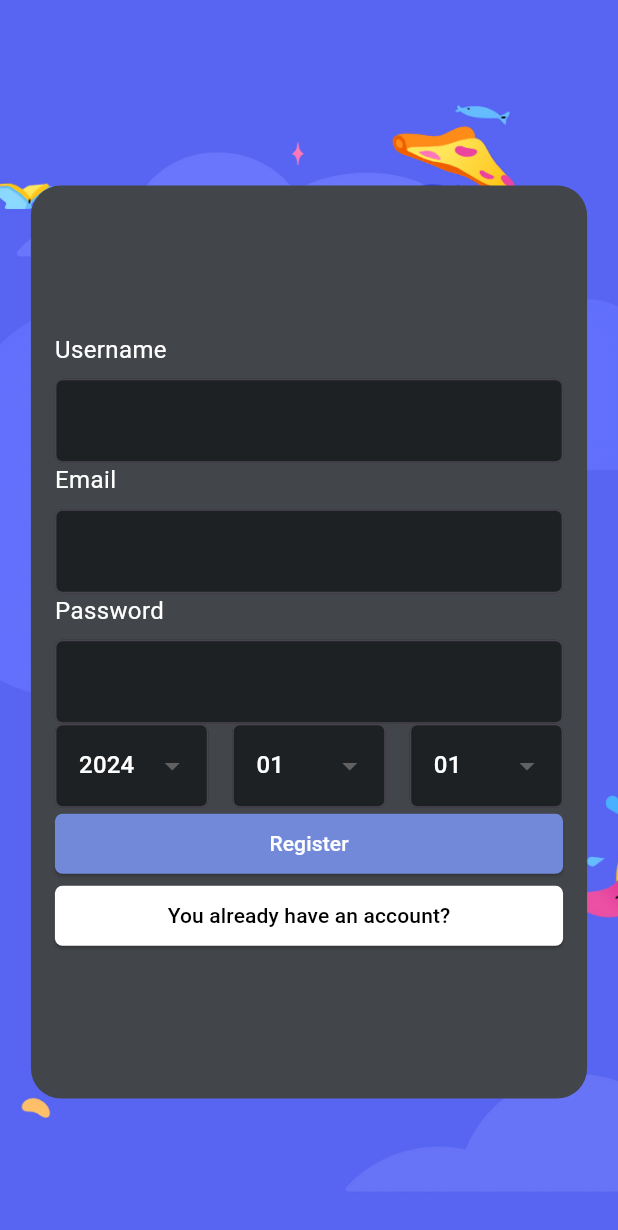
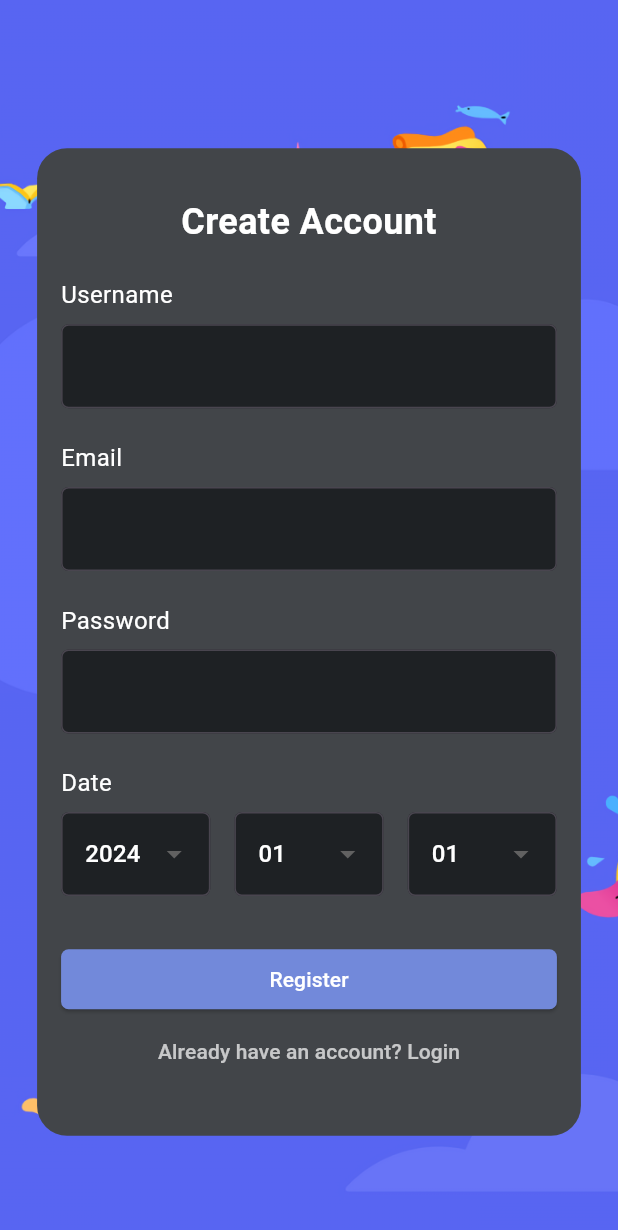
Before and after one commit to sillonjeu/Discord-Front, a Flutter app: the screen it shows after launch, after a tap on "Signup", on a phone screen of 412 x 824 dp. Shown: the top 1230 px of the screen. Run offline on Flutter 3.47's test engine with Material 3 defaults, Android fonts, the light colour scheme and no system bars; our stand-ins replace image_picker, shared_preferences.

Commit message:
feat: 코드 리팩토링(로그인, 회원가입 화면 일단 완료?)

```diff
--- a/lib/auth/custom_widets.dart
+++ b/lib/auth/custom_widets.dart
@@ -19,9 +19,9 @@ class CustomContainer extends StatelessWidget {
   @override
   Widget build(BuildContext context) {
     var screenSize = MediaQuery.of(context).size;
-    // 화면 높이와 너비의 10%를 마진으로 설정합니다.
-    var verticalMargin = screenSize.height * 0.15;
-    var horizontalMargin = screenSize.width * 0.05;
+    // 마진 설정하는 부분
+    var verticalMargin = screenSize.height * 0.12;
+    var horizontalMargin = screenSize.width * 0.06;
 
     return Container(
       margin: EdgeInsets.symmetric(
@@ -160,7 +160,8 @@ class CustomWidgets {
   }
 }
 
-// 커스텀 날짜 고르기
+// 커스텀 날짜
+// 커스텀 날짜 선택 드롭다운
 class CustomDatePickerDropdown extends StatelessWidget {
   final List<String> yearsList;
   final String selectedYear;
@@ -182,20 +183,36 @@ class CustomDatePickerDropdown extends StatelessWidget {
 
   @override
   Widget build(BuildContext context) {
-    return Row(
+    return Column(
+      crossAxisAlignment: CrossAxisAlignment.start,
+      children: [
+        Text('Date', style: TextStyle(color: Colors.white, fontSize: 16.0)),
+        SizedBox(height: 8.0),
+        Row(
           children: [
             Expanded(
-          child: _buildDropdown(yearsList, selectedYear, onYearChanged),
+              child: _buildDropdownWithTheme(yearsList, selectedYear, onYearChanged, context),
             ),
             SizedBox(width: 16.0),
             Expanded(
-          child: _buildDropdown(_generateMonths(), selectedMonth, onMonthChanged),
+              child: _buildDropdownWithTheme(_generateMonths(), selectedMonth, onMonthChanged, context),
             ),
             SizedBox(width: 16.0),
             Expanded(
-          child: _buildDropdown(_generateDays(selectedYear, selectedMonth), selectedDay, onDayChanged),
+              child: _buildDropdownWithTheme(_generateDays(selectedYear, selectedMonth), selectedDay, onDayChanged, context),
             ),
           ],
+        ),
+      ],
+    );
+  }
+
+  Widget _buildDropdownWithTheme(List<String> items, String selectedValue, ValueChanged<String?> onChanged, BuildContext context) {
+    return Theme(
+      data: Theme.of(context).copyWith(
+        canvasColor: Palette.blackColor4, // 드롭다운 메뉴의 배경색을 검은색으로 설정
+      ),
+      child: _buildDropdown(items, selectedValue, onChanged),
     );
   }
 
@@ -206,7 +223,7 @@ class CustomDatePickerDropdown extends StatelessWidget {
       items: items.map((String value) {
         return DropdownMenuItem<String>(
           value: value,
-          child: Text(value, style: TextStyle(color: Colors.white)),
+          child: Text(value, style: TextStyle(color: Colors.white)), // 드롭다운 항목의 텍스트 색상을 흰색으로 설정
         );
       }).toList(),
       decoration: InputDecoration(
--- a/lib/screen/create_server_page.dart
+++ b/lib/screen/create_server_page.dart
@@ -84,7 +84,7 @@ class _CreateServerPageState extends State<CreateServerPage> {
                 child: ClipOval(
                   child: _image != null
                       ? Image.file(_image!, width: 100, height: 100, fit: BoxFit.cover)
-                      : Image.asset('lib/assets/default_server_image.png', width: 100, height: 100, fit: BoxFit.cover),
+                      : Image.asset('asset/img/default_server_image.png', width: 100, height: 100, fit: BoxFit.cover),
                 ),
               ),
             ),
--- a/lib/screen/login_screen.dart
+++ b/lib/screen/login_screen.dart
@@ -30,7 +30,7 @@ class _LoginScreenState extends State<LoginScreen> {
       return;
     }
 
-    // 네트워크 요청을 AuthService를 통해 실행
+    // backend_auth 참조 -> login
     final result = await AuthService.login(email, password);
 
     if (result.containsKey('accessToken') && result.containsKey('refreshToken')) {
@@ -72,16 +72,17 @@ class _LoginScreenState extends State<LoginScreen> {
                     mainAxisAlignment: MainAxisAlignment.center,
                     children: <Widget>[
                       Flexible(
-                        flex: 1, // Welcome 텍스트에 할당할 공간의 비율
+                        flex: 2, // 이미지에 할당할 공간의 비율
                         child: Container(
                           width: double.infinity,
-                          child: Text(
-                            'Welcome!',
-                            textAlign: TextAlign.center,
-                            style: TextStyle(color: Colors.white, fontSize: 20.0, fontWeight: FontWeight.bold),
+                          height: 100.0, // 이미지의 높이 설정
+                          child: Image.asset(
+                            'asset/img/default_server_image.png',
+                            fit: BoxFit.contain,
                           ),
                         ),
                       ),
+                      SizedBox(height: 25),
                       Flexible(
                         flex: 2, // Email 입력 필드에 할당할 공간의 비율
                         child: CustomTextFormField(
@@ -98,15 +99,16 @@ class _LoginScreenState extends State<LoginScreen> {
                           obscureText: true,
                         ),
                       ),
+                      SizedBox(height: 30),
                       Flexible(
-                        flex: 2, // Login 버튼에 할당할 공간의 비율
+                        flex: 1, // Login 버튼에 할당할 공간의 비율
                         child: CustomElevatedButton(
                           label: 'Login',
                           onPressed: _login,
                         ),
                       ),
                       Flexible(
-                        flex: 2, // Signup 버튼에 할당할 공간의 비율
+                        flex: 1, // Signup 버튼에 할당할 공간의 비율
                         child: CustomElevatedButton(
                           label: 'Signup',
                           onPressed: _signup,
--- a/lib/screen/signup_screen.dart
+++ b/lib/screen/signup_screen.dart
@@ -1,6 +1,5 @@
 import 'package:flutter/material.dart';
-import '../config/palette.dart';
-import '../config/baseurl.dart';
+import 'package:discord_front/config/palette.dart';
 import 'package:discord_front/auth/custom_widets.dart';
 import 'package:discord_front/auth/backend_auth.dart';
 import 'emailverify_screen.dart';
@@ -21,8 +20,6 @@ class _SignupScreenState extends State<SignupScreen> {
   String _selectedDay = '01';
 
   List<String> _yearsList = List.generate(125, (int index) => (1900 + index).toString());
-  List<String> _monthsList = List.generate(12, (int index) => (index + 1).toString().padLeft(2, '0'));
-  List<String> _daysList = List.generate(31, (int index) => (index + 1).toString().padLeft(2, '0'));
 
   Future<void> _registerAccount() async {
     final String username = _usernameController.text;
@@ -34,12 +31,14 @@ class _SignupScreenState extends State<SignupScreen> {
       CustomWidgets.showSnackbar(context, 'Please fill out the form correctly');
       return;
     }
+
     final result = await AuthService.register(
       username: username,
       password: password,
       email: email,
       birthDate: birthDate,
     );
+
     if (result['statusCode'] == 200) {
       Navigator.push(
         context,
@@ -69,12 +68,55 @@ class _SignupScreenState extends State<SignupScreen> {
                   child: Column(
                     mainAxisAlignment: MainAxisAlignment.center,
                     children: <Widget>[
-                      CustomTextFormField(controller: _usernameController, label: 'Username'),
-                      CustomTextFormField(controller: _emailController, label: 'Email', keyboardType: TextInputType.emailAddress),
-                      CustomTextFormField(controller: _passwordController, label: 'Password', obscureText: true),
-                      CustomDatePickerDropdown(yearsList: _yearsList, selectedYear: _selectedYear, selectedMonth: _selectedMonth, selectedDay: _selectedDay, onYearChanged: (value) => setState(() => _selectedYear = value!), onMonthChanged: (value) => setState(() => _selectedMonth = value!), onDayChanged: (value) => setState(() => _selectedDay = value!)),
-                      CustomElevatedButton(label: 'Register', onPressed: _registerAccount),
-                      CustomElevatedButton(label: 'You already have an account?', onPressed: () => Navigator.pop(context), backgroundColor: Colors.white, textColor: Colors.black),
+                      Flexible(
+                        flex: 1,
+                        child: Text(
+                          'Create Account',
+                          textAlign: TextAlign.center,
+                          style: TextStyle(color: Colors.white, fontSize: 24.0, fontWeight: FontWeight.bold),
+                        ),
+                      ),
+                      // 하 이 방법 쓰는거 싫은데 이거 말고 없냐 추천좀
+                      SizedBox(height: 20),
+                      Flexible(
+                        flex: 2,
+                        child: CustomTextFormField(controller: _usernameController, label: 'Username'),
+                      ),
+                      Flexible(
+                        flex: 2,
+                        child: CustomTextFormField(controller: _emailController, label: 'Email', keyboardType: TextInputType.emailAddress),
+                      ),
+                      Flexible(
+                        flex: 2,
+                        child: CustomTextFormField(controller: _passwordController, label: 'Password', obscureText: true),
+                      ),
+                      Flexible(
+                        flex: 2,
+                        child: CustomDatePickerDropdown(
+                          yearsList: _yearsList,
+                          selectedYear: _selectedYear,
+                          selectedMonth: _selectedMonth,
+                          selectedDay: _selectedDay,
+                          onYearChanged: (value) => setState(() => _selectedYear = value!),
+                          onMonthChanged: (value) => setState(() => _selectedMonth = value!),
+                          onDayChanged: (value) => setState(() => _selectedDay = value!),
+                        ),
+                      ),
+                      SizedBox(height: 10),
+                      Flexible(
+                        flex: 1,
+                        child: CustomElevatedButton(label: 'Register', onPressed: _registerAccount),
+                      ),
+                      Flexible(
+                        flex: 1,
+                        child: TextButton(
+                          onPressed: () => Navigator.pop(context),
+                          child: Text(
+                            'Already have an account? Login',
+                            style: TextStyle(color: Colors.white70),
+                          ),
+                        ),
+                      ),
                     ],
                   ),
                 ),
--- a/pubspec.yaml
+++ b/pubspec.yaml
@@ -64,7 +64,7 @@ flutter:
   uses-material-design: true
   assets:
     - asset/img/
-    - lib/assets/
+    - asset/img/default_server_image.png
   # To add assets to your application, add an assets section, like this:
   # assets:
   #   - images/a_dot_burr.jpeg
```
Also changed, not shown: asset/img/default_server_image.png (renamed from lib/assets/default_server_image.png). Lines whose indentation alone changed are shown as unchanged.
